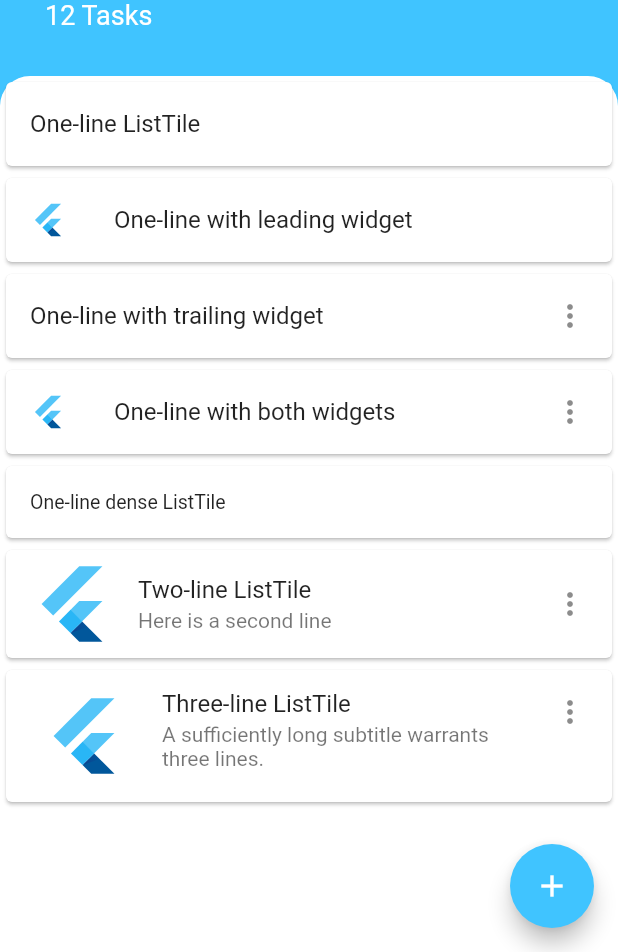
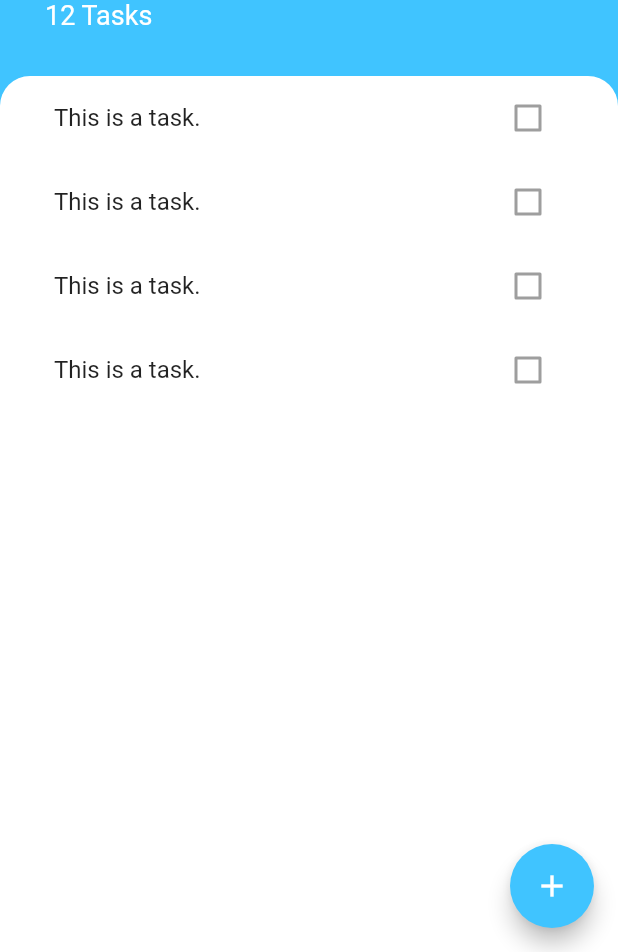
Before and after one commit to TsengYiYao/todoey_app, a Flutter app: the screen it shows after launch, on a phone screen of 412 x 824 dp, the part 284-1236 px from its top. Run offline on Flutter 3.47's test engine with Material 2 defaults, Android fonts, the phone set to English and light mode, and no system bars.

Commit message:
184. The ListView Challenge [finished]

```diff
--- a/lib/screens/tasks_screen.dart
+++ b/lib/screens/tasks_screen.dart
@@ -1,4 +1,5 @@
 import 'package:flutter/material.dart';
+import 'package:todoey_app/widgets/tasks_list.dart';
 
 class TasksScreen extends StatelessWidget {
   @override
@@ -8,7 +9,9 @@ class TasksScreen extends StatelessWidget {
       floatingActionButton: FloatingActionButton(
         backgroundColor: Colors.lightBlueAccent,
         child: Icon(Icons.add),
-        onPressed: null,
+        onPressed: () {
+          //
+        },
       ),
       body: Column(
         crossAxisAlignment: CrossAxisAlignment.start,
@@ -50,7 +53,7 @@ class TasksScreen extends StatelessWidget {
           ),
           Expanded(
             child: Container(
-              child: TodoeyListView(),
+              padding: EdgeInsets.symmetric(horizontal: 20.0),
               decoration: BoxDecoration(
                 color: Colors.white,
                 borderRadius: BorderRadius.only(
@@ -58,6 +61,7 @@ class TasksScreen extends StatelessWidget {
                   topRight: Radius.circular(20.0),
                 ),
               ),
+              child: TasksList(),
             ),
           ),
         ],
@@ -65,61 +69,3 @@ class TasksScreen extends StatelessWidget {
     );
   }
 }
-
-class TodoeyListView extends StatelessWidget {
-  const TodoeyListView({
-    Key key,
-  }) : super(key: key);
-
-  @override
-  Widget build(BuildContext context) {
-    return ListView(
-      children: const <Widget>[
-        Card(child: ListTile(title: Text('One-line ListTile'))),
-        Card(
-          child: ListTile(
-            leading: FlutterLogo(),
-            title: Text('One-line with leading widget'),
-          ),
-        ),
-        Card(
-          child: ListTile(
-            title: Text('One-line with trailing widget'),
-            trailing: Icon(Icons.more_vert),
-          ),
-        ),
-        Card(
-          child: ListTile(
-            leading: FlutterLogo(),
-            title: Text('One-line with both widgets'),
-            trailing: Icon(Icons.more_vert),
-          ),
-        ),
-        Card(
-          child: ListTile(
-            title: Text('One-line dense ListTile'),
-            dense: true,
-          ),
-        ),
-        Card(
-          child: ListTile(
-            leading: FlutterLogo(size: 56.0),
-            title: Text('Two-line ListTile'),
-            subtitle: Text('Here is a second line'),
-            trailing: Icon(Icons.more_vert),
-          ),
-        ),
-        Card(
-          child: ListTile(
-            leading: FlutterLogo(size: 72.0),
-            title: Text('Three-line ListTile'),
-            subtitle:
-                Text('A sufficiently long subtitle warrants three lines.'),
-            trailing: Icon(Icons.more_vert),
-            isThreeLine: true,
-          ),
-        ),
-      ],
-    );
-  }
-}
--- /dev/null
+++ b/lib/widgets/task_tile.dart
@@ -0,0 +1,11 @@
+import 'package:flutter/material.dart';
+
+class TaskTile extends StatelessWidget {
+  @override
+  Widget build(BuildContext context) {
+    return ListTile(
+      title: Text('This is a task.'),
+      trailing: Checkbox(value: false, onChanged: null),
+    );
+  }
+}
--- /dev/null
+++ b/lib/widgets/tasks_list.dart
@@ -0,0 +1,16 @@
+import 'package:flutter/material.dart';
+import 'package:todoey_app/widgets/task_tile.dart';
+
+class TasksList extends StatelessWidget {
+  @override
+  Widget build(BuildContext context) {
+    return ListView(
+      children: <Widget>[
+        TaskTile(),
+        TaskTile(),
+        TaskTile(),
+        TaskTile(),
+      ],
+    );
+  }
+}
```
